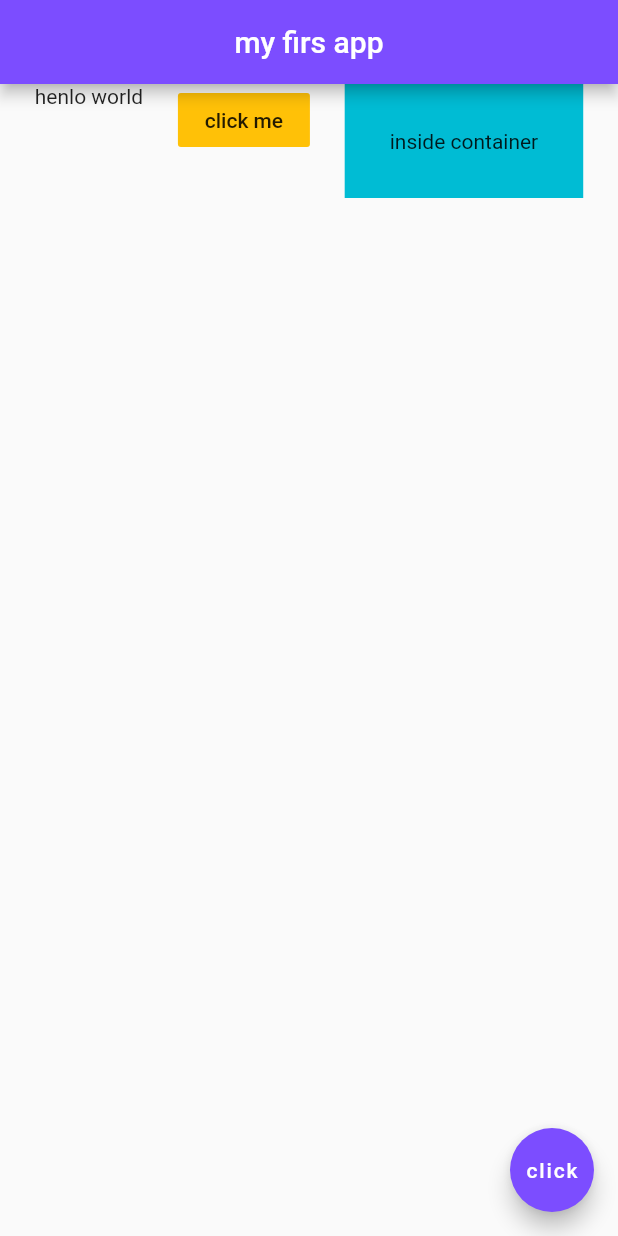
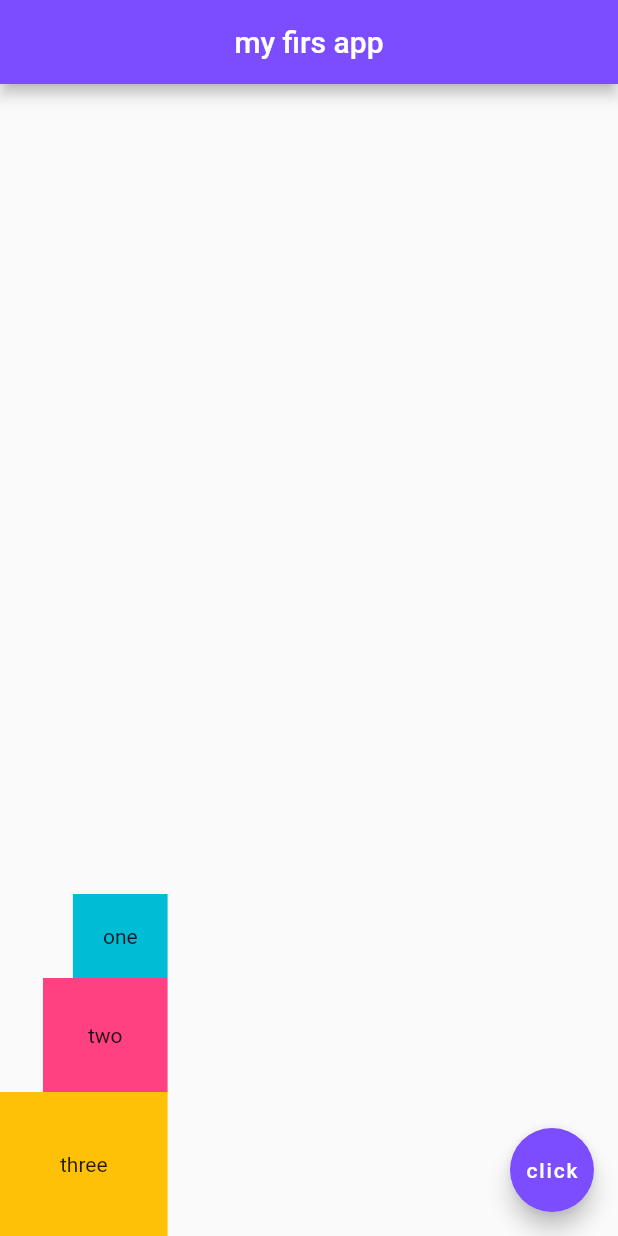
Before and after one commit to Industrylaud/FlutterApp, a Flutter app: the screen it shows after launch, on a phone screen of 412 x 824 dp. Run offline on Flutter 3.47's test engine with Material 2 defaults, Android fonts, the phone set to English and light mode, and no system bars.

Commit message:
learn column

```diff
--- a/lib/main.dart
+++ b/lib/main.dart
@@ -1,3 +1,4 @@
+import 'package:flutter/cupertino.dart';
 import 'package:flutter/material.dart';
 
 void main() => runApp(MaterialApp(
@@ -16,22 +17,26 @@ class Home extends StatelessWidget {
         centerTitle: true,
         backgroundColor: Colors.deepPurpleAccent,
       ),
-      body: Row(
-        mainAxisAlignment: MainAxisAlignment.spaceEvenly,
-        crossAxisAlignment: CrossAxisAlignment.start,
+      body: Column(
+        mainAxisAlignment: MainAxisAlignment.end,
+        crossAxisAlignment: CrossAxisAlignment.end,
         children: <Widget>[
-          Text('henlo world'),
-          FlatButton(
-            onPressed: () {  },
-            color: Colors.amber,
-            child: Text('click me'),
+          Container(
+            padding: EdgeInsets.all(20.0),
+            color: Colors.cyan,
+            child: Text('one'),
           ),
           Container(
-            color: Colors.cyan,
             padding: EdgeInsets.all(30.0),
-            child: Text('inside container')
-          )
-        ]
+            color: Colors.pinkAccent,
+            child: Text('two'),
+          ),
+          Container(
+            padding: EdgeInsets.all(40.0),
+            color: Colors.amber,
+            child: Text('three'),
+          ),
+        ],
       ),
       floatingActionButton: FloatingActionButton(
         onPressed: () {  },
```
